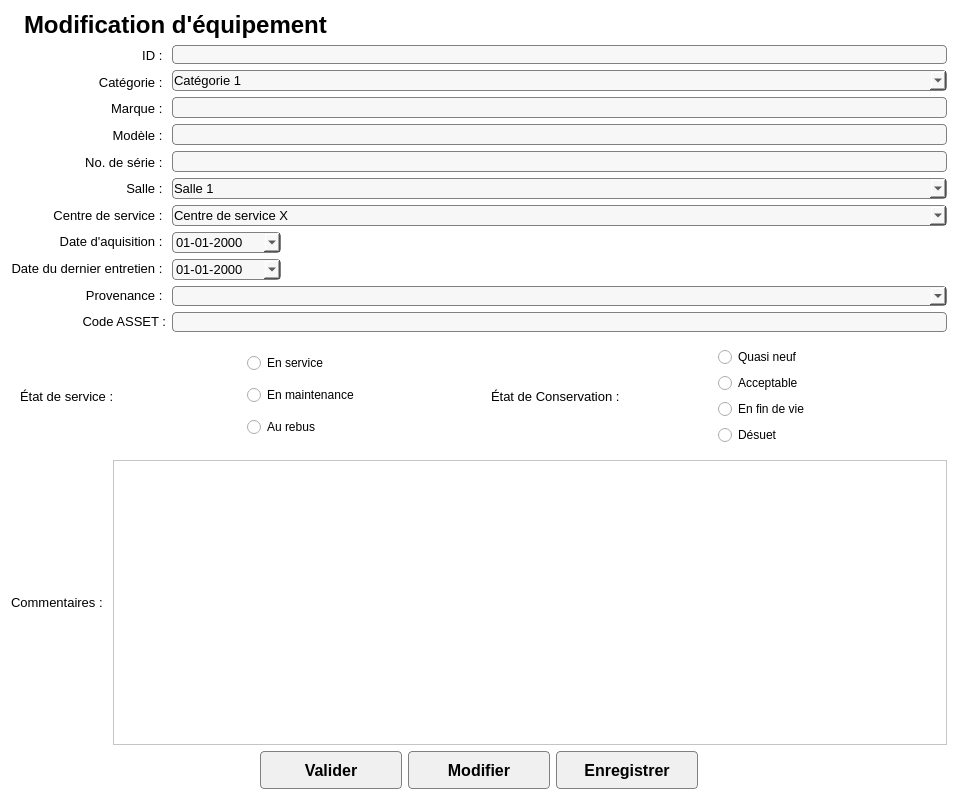
This is Interface/FenetresEnUI/ModificationEquipement.ui in ProjetPC2/SIMM2.0-DEV as Qt 5 draws it before an edit. The edited form follows.
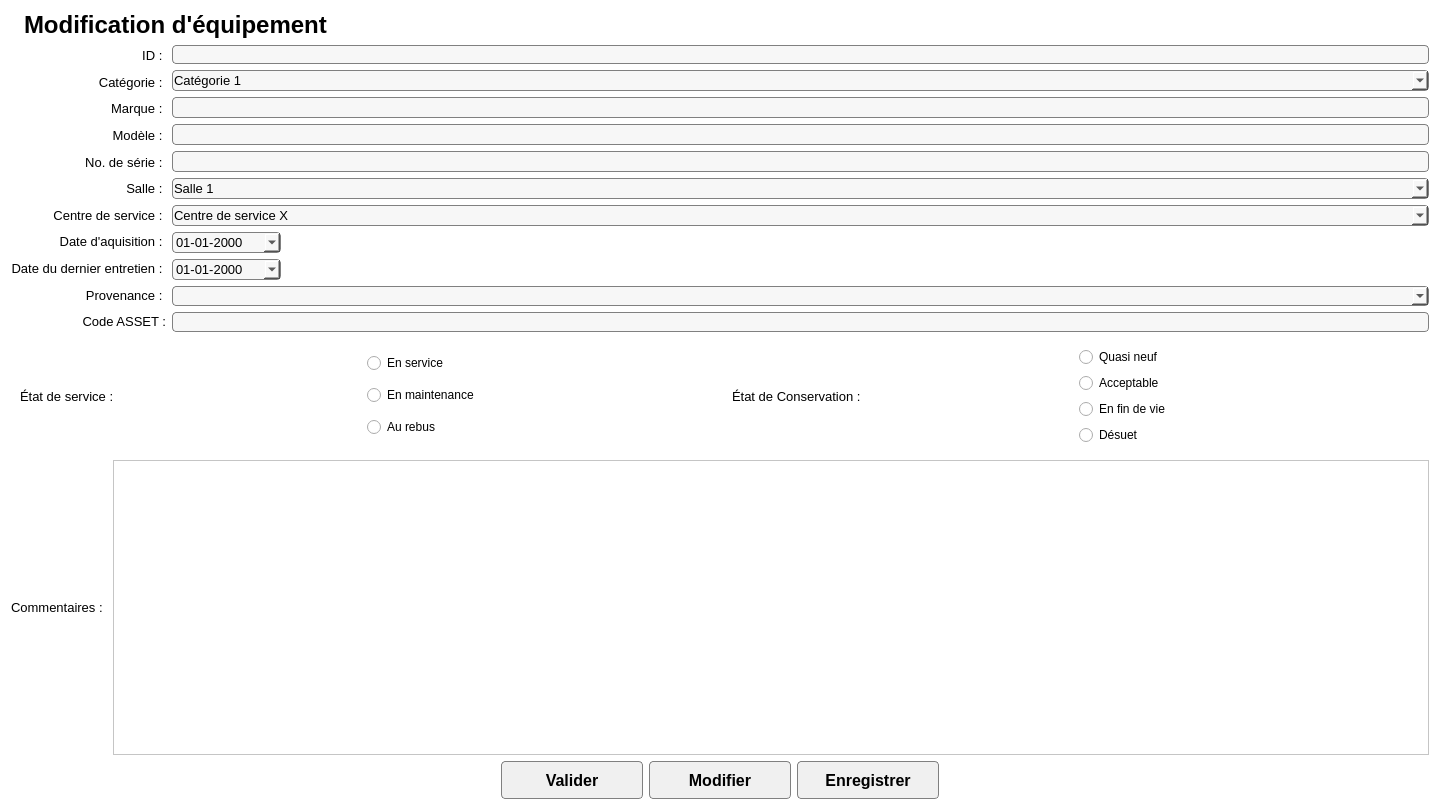
This is the edited form. Icons and pictures are not drawn.

What changed in the file:
```diff
--- a/Interface/FenetresEnUI/ModificationEquipement.ui
+++ b/Interface/FenetresEnUI/ModificationEquipement.ui
@@ -6,8 +6,8 @@
    <rect>
     <x>0</x>
     <y>0</y>
-    <width>958</width>
-    <height>800</height>
+    <width>1440</width>
+    <height>810</height>
    </rect>
   </property>
   <property name="minimumSize">
```
